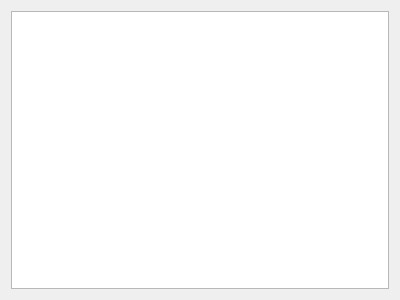
rom1504/rcontact, file vue/editercontact.ui: the form before one commit.
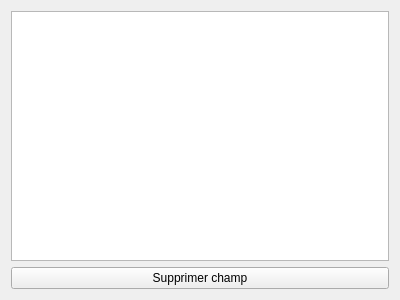
The form after the commit.

Commit message: creer un contact, supprimer un champ, suppression de bugs

```diff
--- a/vue/editercontact.ui
+++ b/vue/editercontact.ui
@@ -13,10 +13,17 @@
   <property name="windowTitle">
    <string>Form</string>
   </property>
-  <layout class="QHBoxLayout" name="horizontalLayout">
+  <layout class="QVBoxLayout" name="verticalLayout">
    <item>
     <widget class="QTableView" name="tableViewChamps"/>
    </item>
+   <item>
+    <widget class="QPushButton" name="pushButtonSupprimerChamp">
+     <property name="text">
+      <string>Supprimer champ</string>
+     </property>
+    </widget>
+   </item>
   </layout>
  </widget>
  <resources/>
```
The commit also changes 26 other files.
